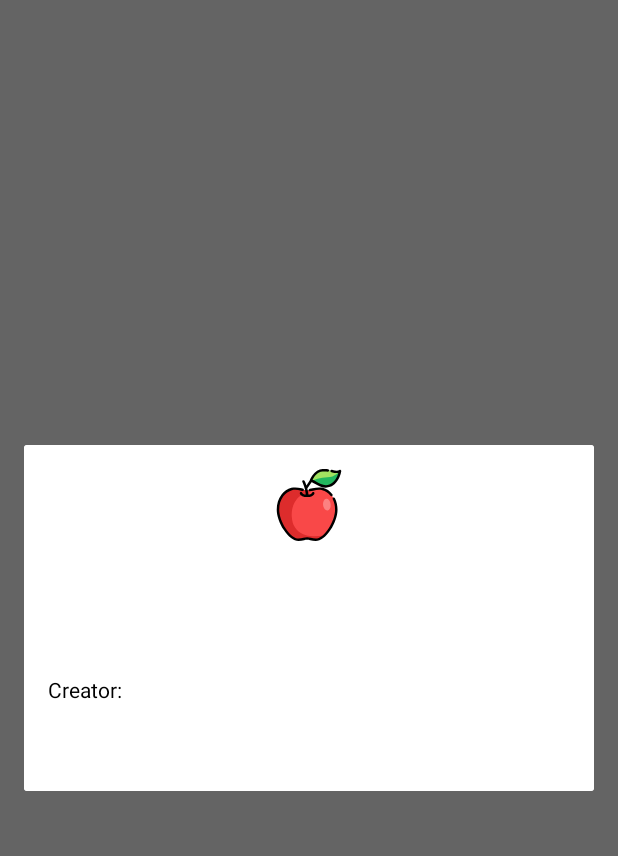
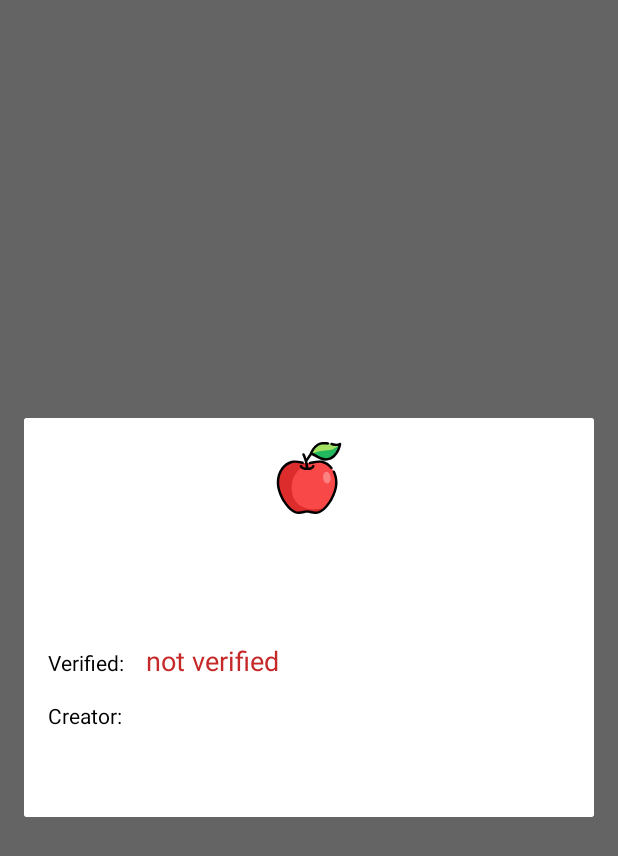
Before and after one commit to SuriousCompany/TreePointPublic, an Android app: the fragment DisplayTreePointFragment placed in its activity, on a phone screen of 412 x 824 dp. Shown: the top 856 px of the screen. Run offline under Robolectric (Android 15) with nearby library versions, the phone set to English and light mode, and no system bars; our stand-ins replace data binding; 4 statements that could not run were skipped.

Commit message:
Added fields to the TreePoint model: isVerified, verifiedBy, creationDate, updateDate, verificationDate. Added verification displaying on the DisplayTreePointFragment.

```diff
--- a/presentation/src/main/res/layout/fragment_display_tree_point.xml
+++ b/presentation/src/main/res/layout/fragment_display_tree_point.xml
@@ -63,6 +63,31 @@
             tools:textColor="@color/red" />
 
         <TextView
+            android:id="@+id/verifiedLabel"
+            android:layout_width="wrap_content"
+            android:layout_height="wrap_content"
+            android:layout_marginTop="16dp"
+            android:text="@string/verifiedLabel"
+            android:textColor="@color/black"
+            app:layout_constraintStart_toStartOf="parent"
+            app:layout_constraintTop_toBottomOf="@id/displayFruitingTextView" />
+
+        <TextView
+            android:id="@+id/verifiedTextView"
+            android:layout_width="0dp"
+            android:layout_height="wrap_content"
+            android:layout_marginStart="16dp"
+            android:layout_marginTop="16dp"
+            android:text="@{treePoint.isVerified ? @string/verified : @string/not_verified}"
+            android:textColor="@{treePoint.isVerified ? @color/green_900 : @color/red}"
+            android:textSize="18sp"
+            app:layout_constraintBaseline_toBaselineOf="@id/verifiedLabel"
+            app:layout_constraintEnd_toEndOf="parent"
+            app:layout_constraintStart_toEndOf="@id/creatorNameLabel"
+            tools:text="not verified"
+            tools:textColor="@color/red" />
+
+        <TextView
             android:id="@+id/creatorNameLabel"
             android:layout_width="wrap_content"
             android:layout_height="wrap_content"
@@ -70,7 +95,7 @@
             android:text="@string/creator"
             android:textColor="@color/black"
             app:layout_constraintStart_toStartOf="parent"
-            app:layout_constraintTop_toBottomOf="@id/displayFruitingTextView" />
+            app:layout_constraintTop_toBottomOf="@id/verifiedLabel" />
 
         <TextView
             android:id="@+id/creatorNameTextView"
--- a/presentation/src/main/res/values/strings.xml
+++ b/presentation/src/main/res/values/strings.xml
@@ -25,6 +25,11 @@
     <string name="select_fruiting_season">Select fruiting season</string>
     <string name="comment">Comment</string>
     <string name="create_tree_point">create TreePoint</string>
+    <string name="creator">Creator:</string>
+    <string name="fruiting_season">Fruiting season:</string>
+    <string name="verifiedLabel">Verified:</string>
+    <string name="verified">verified</string>
+    <string name="not_verified">not verified</string>
 
     <string-array name="months">
         <item>January</item>
@@ -41,7 +46,4 @@
         <item>December</item>
     </string-array>
 
-    <string name="creator">Creator:</string>
-    <string name="fruiting_season">Fruiting season:</string>
-
 </resources>
--- a/version.gradle
+++ b/version.gradle
@@ -1,4 +1,4 @@
 ext {
-    version_code = 2
-    version_name = '0.1.2'
+    version_code = 8
+    version_name = '0.1.8'
 }
```
Also changed, not shown: data/src/main/java/company/surious/data/mappers/TreePointMapper.kt (+12 -2 lines), data/src/main/java/company/surious/data/models/FirestoreTreePoint.kt (+6 -1 lines), domain/src/main/java/company/surious/domain/entities/TreePoint.kt (+6 -1 lines), domain/src/main/java/company/surious/domain/use_case/tree_point/CreateTreePointUseCase.kt (+7 -1 lines).
